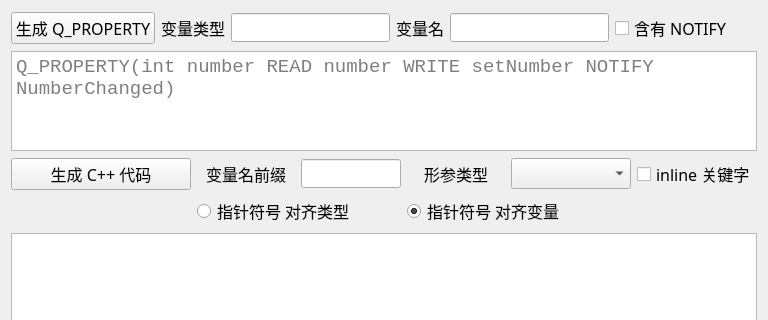
Before: the Qt Designer form src/codegen/propertygenerator.ui in handy-sun/qitools, drawn with Qt 5; both pictures show x 0 to 768 and y 0 to 320 of the 768 by 600 pixel window.
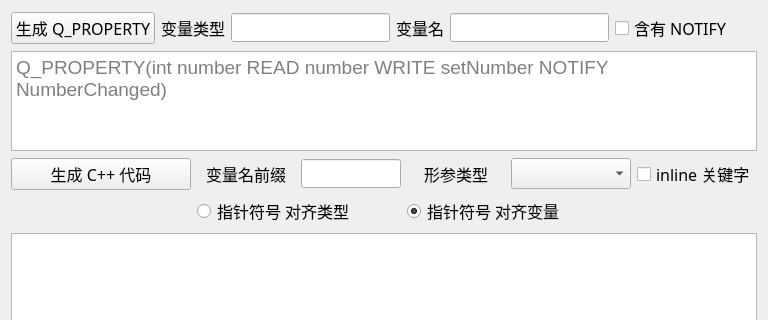
After: the same form once the commit is applied.

Commit message: simpledownload ui.pushButtonShowTab works normally.

```diff
--- a/src/codegen/propertygenerator.ui
+++ b/src/codegen/propertygenerator.ui
@@ -133,7 +133,6 @@
      </property>
      <property name="font">
       <font>
-       <family>Consolas</family>
        <pointsize>14</pointsize>
       </font>
      </property>
```
The commit also changes 4 other files.
